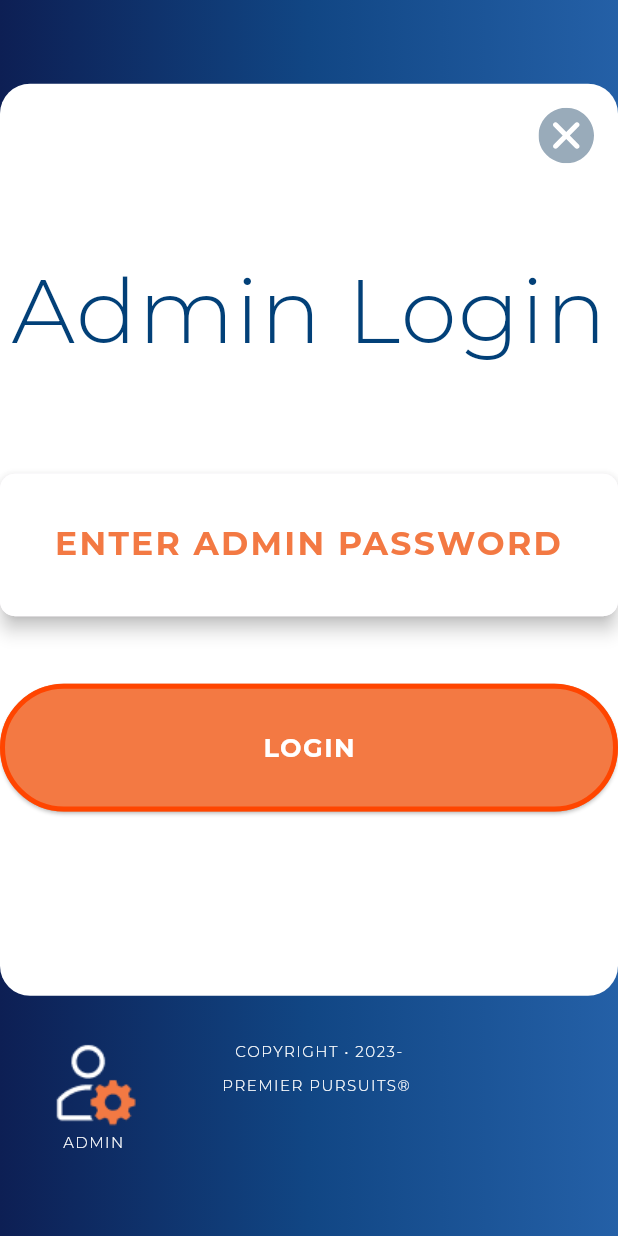
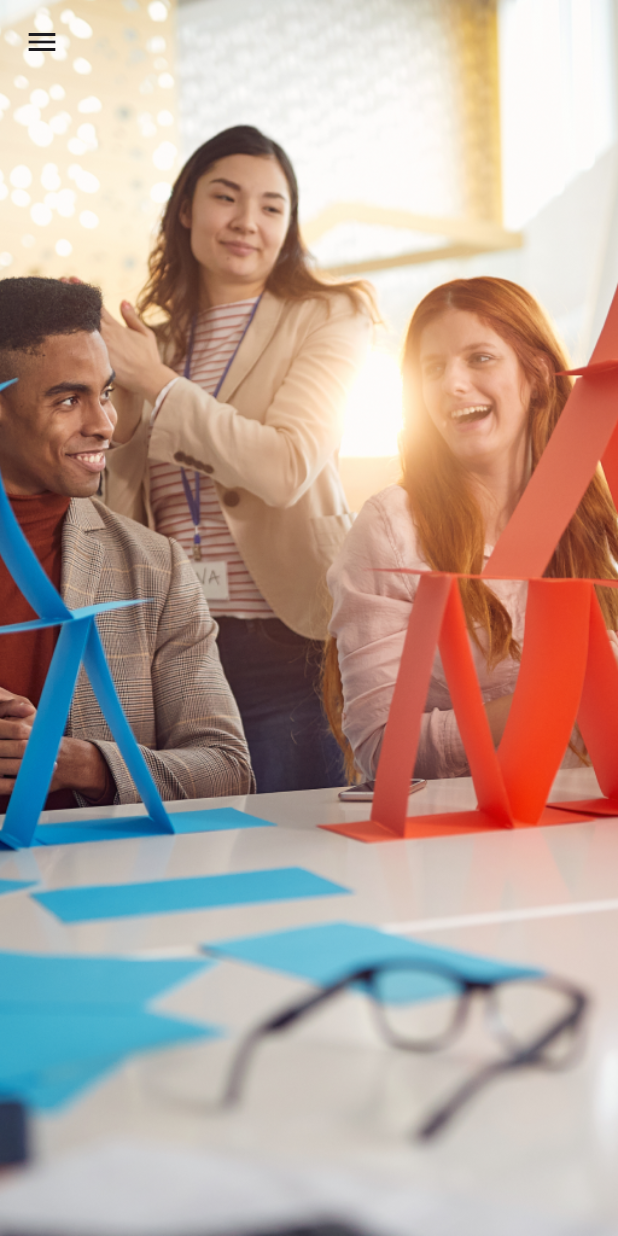
Before and after one commit to vasov97/Premier-Pursuit, a Flutter app: the screen it shows after launch, after a tap on "GET STARTED", after a tap on "LOGIN", on a phone screen of 412 x 824 dp. Run offline on Flutter 3.47's test engine with Material 3 defaults, Android fonts, the light colour scheme and no system bars; our stand-ins replace auto_route, flutter_svg; project files that could hold a hidden picture were left out.

Commit message:
Admin events page started

```diff
--- a/premier_pursuit/lib/main.dart
+++ b/premier_pursuit/lib/main.dart
@@ -1,4 +1,5 @@
 import 'package:flutter/material.dart';
+import 'package:premier_pursuit/src/config/router/app_router.dart';
 import 'package:premier_pursuit/src/config/theme/app_colors.dart';
 import 'package:premier_pursuit/src/presentation/views/splash/splash_view.dart';
 
@@ -11,11 +12,10 @@ class MainApp extends StatelessWidget {
 
   @override
   Widget build(BuildContext context) {
-    return const MaterialApp(
+    return MaterialApp.router(
       debugShowCheckedModeBanner: false,
-      home: Scaffold(
-        body: SplashView(),
-      ),
+      routerDelegate: appRouter.delegate(),
+      routeInformationParser: appRouter.defaultRouteParser(),
     );
   }
 }
--- a/premier_pursuit/lib/src/config/router/app_router.dart
+++ b/premier_pursuit/lib/src/config/router/app_router.dart
@@ -1,4 +1,5 @@
 import 'package:auto_route/auto_route.dart';
+import 'package:premier_pursuit/src/presentation/views/admin/admin_events_view.dart';
 import 'package:premier_pursuit/src/presentation/views/splash/splash_view.dart';
 
 part 'app_router.gr.dart';
@@ -8,6 +9,7 @@ class AppRouter extends _$AppRouter {
   @override
   List<AutoRoute> get routes => [
         AutoRoute(path: '/splash', page: SplashRoute.page, initial: true),
+        AutoRoute(path: '/admin-events', page: AdminEventsRoute.page),
       ];
 }
 
--- a/premier_pursuit/lib/src/config/theme/app_icons.dart
+++ b/premier_pursuit/lib/src/config/theme/app_icons.dart
@@ -12,6 +12,16 @@ class AppIcons {
     width: 37,
     height: 37,
   );
+  static final SvgPicture magnifier = SvgPicture.asset(
+    'assets/icons/Group 867.svg',
+    width: 30,
+    height: 30,
+  );
+  static final Image wifi = Image.asset(
+    'assets/icons/wifi.png',
+    width: 18.47,
+    height: 18.47,
+  );
   static final Image admin = Image.asset(
     'assets/icons/admin_icon.png',
     height: 60.34,
--- /dev/null
+++ b/premier_pursuit/lib/src/config/theme/app_images.dart
@@ -0,0 +1,5 @@
+import 'package:flutter/material.dart';
+
+class AppImages {
+  static Image backgroundImage = Image.asset('assets/images/background.png');
+}
--- /dev/null
+++ b/premier_pursuit/lib/src/presentation/views/admin/admin_events_view.dart
@@ -0,0 +1,115 @@
+import 'dart:ui';
+
+import 'package:auto_route/auto_route.dart';
+import 'package:flutter/material.dart';
+import 'package:premier_pursuit/src/config/theme/app_colors.dart';
+import 'package:premier_pursuit/src/config/theme/app_icons.dart';
+import 'package:premier_pursuit/src/config/theme/app_images.dart';
+import 'package:premier_pursuit/src/config/theme/app_typography.dart';
+import 'package:premier_pursuit/src/presentation/widgets/custom_outlined_button.dart';
+
+@RoutePage()
+class AdminEventsView extends StatefulWidget {
+  const AdminEventsView({super.key});
+
+  @override
+  State<AdminEventsView> createState() => _AdminEventsViewState();
+}
+
+class _AdminEventsViewState extends State<AdminEventsView> {
+  bool isDrawerOpen = false;
+
+  @override
+  Widget build(BuildContext context) {
+    final screenWidth = MediaQuery.of(context).size.width;
+    return Scaffold(
+      extendBodyBehindAppBar: true,
+      appBar: AppBar(
+        backgroundColor: Colors.transparent,
+        elevation: 0,
+        // leading: IconButton(
+        //   icon: isDrawerOpen ? const Icon(Icons.close) : const Icon(Icons.menu),
+        //   onPressed: () {
+        //     setState(() {
+        //       isDrawerOpen = !isDrawerOpen;
+        //     });
+        //   },
+        // ),
+      ),
+      drawer: Drawer(
+        width: screenWidth * 0.6,
+        backgroundColor: Colors.white.withOpacity(0.9),
+        child: ListView(
+          padding: EdgeInsets.zero,
+          children: <Widget>[
+            ListTile(
+              title: const Text('Item 1'),
+              onTap: () {
+                // Add your logic here
+              },
+            ),
+            ListTile(
+              title: const Text('Item 2'),
+              onTap: () {
+                // Add your logic here
+              },
+            ),
+            Row(
+              children: [
+                Padding(
+                  padding: const EdgeInsets.only(left: 30.0),
+                  child: AppIcons.magnifier,
+                ),
+                Padding(
+                  padding: const EdgeInsets.all(4.0),
+                  child: Text(
+                    'Don\'t see your Event?',
+                    style: AppTypography.textStyle(
+                        fontSize: 17,
+                        color: AppColors.blueFont,
+                        fontWeight: FontWeight.w300),
+                  ),
+                ),
+                Padding(
+                  padding: const EdgeInsets.only(top: 10.0, left: 40),
+                  child: Row(
+                    children: [
+                      AppIcons.wifi,
+                      Text(
+                        'WI-FI REQUIRED ',
+                        style: AppTypography.textStyle(
+                            fontSize: 10,
+                            color: AppColors.blueFont,
+                            fontWeight: FontWeight.w200),
+                      ),
+                    ],
+                  ),
+                ),
+              ],
+            ),
+            CustomOutlinedButton(
+                borderColor: AppColors.orangeOutline,
+                backgroundColor: Colors.white,
+                text: 'REFRESH EVENTS',
+                textColor: AppColors.orangeOutline,
+                onTap: () {})
+            // Add more ListTile items as needed
+          ],
+        ),
+      ),
+      body: Stack(
+        children: [
+          Container(
+            decoration: const BoxDecoration(
+              image: DecorationImage(
+                image: AssetImage(
+                    'assets/images/background.png'), // Background image
+                fit: BoxFit.cover,
+              ),
+            ),
+          ),
+        ],
+      ),
+    );
+  }
+}
--- a/premier_pursuit/lib/src/presentation/views/splash/splash_view.dart
+++ b/premier_pursuit/lib/src/presentation/views/splash/splash_view.dart
@@ -1,6 +1,7 @@
 import 'package:flutter/material.dart';
 import 'package:auto_route/auto_route.dart';
 import 'package:premier_pursuit/src/config/const/strings.dart';
+import 'package:premier_pursuit/src/config/router/app_router.dart';
 import 'package:premier_pursuit/src/config/theme/app_colors.dart';
 import 'package:premier_pursuit/src/config/theme/app_icons.dart';
 import 'package:premier_pursuit/src/config/theme/app_typography.dart';
@@ -21,7 +22,9 @@ class _SplashViewState extends State<SplashView> {
   @override
   Widget build(BuildContext context) {
     return Scaffold(
-      body: Container(
+      resizeToAvoidBottomInset: true,
+      body: SingleChildScrollView(
+        child: Container(
           width: double.infinity,
           decoration: const BoxDecoration(
             gradient: LinearGradient(
@@ -95,7 +98,8 @@ class _SplashViewState extends State<SplashView> {
                             mainAxisAlignment: MainAxisAlignment.spaceEvenly,
                             children: [
                               Padding(
-                              padding: const EdgeInsets.symmetric(vertical: 40),
+                                padding:
+                                    const EdgeInsets.symmetric(vertical: 40),
                                 child: Text(
                                   'Admin Login',
                                   style: AppTypography.textStyle(
@@ -112,7 +116,8 @@ class _SplashViewState extends State<SplashView> {
                                     borderColor: AppColors.orangeOutline,
                                     backgroundColor: AppColors.orangeBackground,
                                     text: 'LOGIN',
-                                  onTap: () {}),
+                                    onTap: () => appRouter
+                                        .push(const AdminEventsRoute())),
                               )
                             ],
                           ),
@@ -175,6 +180,7 @@ class _SplashViewState extends State<SplashView> {
             ],
           ),
         ),
+      ),
     );
   }
 }
--- a/premier_pursuit/lib/src/presentation/widgets/custom_outlined_button.dart
+++ b/premier_pursuit/lib/src/presentation/widgets/custom_outlined_button.dart
@@ -8,8 +8,10 @@ class CustomOutlinedButton extends StatelessWidget {
       required this.borderColor,
       required this.backgroundColor,
       required this.text,
+      this.textColor,
       required this.onTap});
 
+  final Color? textColor;
   final Color borderColor;
   final Color backgroundColor;
   final String text;
@@ -34,9 +36,10 @@ class CustomOutlinedButton extends StatelessWidget {
         child: Text(
           text,
           style: AppTypography.textStyle(
-            fontSize: 17,
-            fontWeight: FontWeight.w700,
-          ),
+              fontSize: 17,
+              color: textColor,
+              fontWeight: FontWeight.w700,
+              letterSpacing: 5),
         ),
       ),
     );
--- a/premier_pursuit/pubspec.yaml
+++ b/premier_pursuit/pubspec.yaml
@@ -24,9 +24,13 @@ dev_dependencies:
 flutter:
   uses-material-design: true
   assets:
+    - assets/images/background.png
+    - assets/icons/admin_icon.png
+    - assets/icons/loading.svg
+    - assets/icons/Group 867.svg
     - assets/icons/Logo.svg
-    - assets/icons/admin_icon.png
     - assets/icons/Vector.svg
+    - assets/icons/wifi.png
   fonts:
     - family: Montserrat
       fonts:
```
Also changed, not shown: premier_pursuit/assets/icons/Group 867.svg (added), premier_pursuit/assets/icons/loading.svg (added), premier_pursuit/assets/icons/wifi.png (added), premier_pursuit/assets/images/background.png (added), premier_pursuit/lib/src/config/router/app_router.gr.dart. Lines whose indentation alone changed are shown as unchanged.
